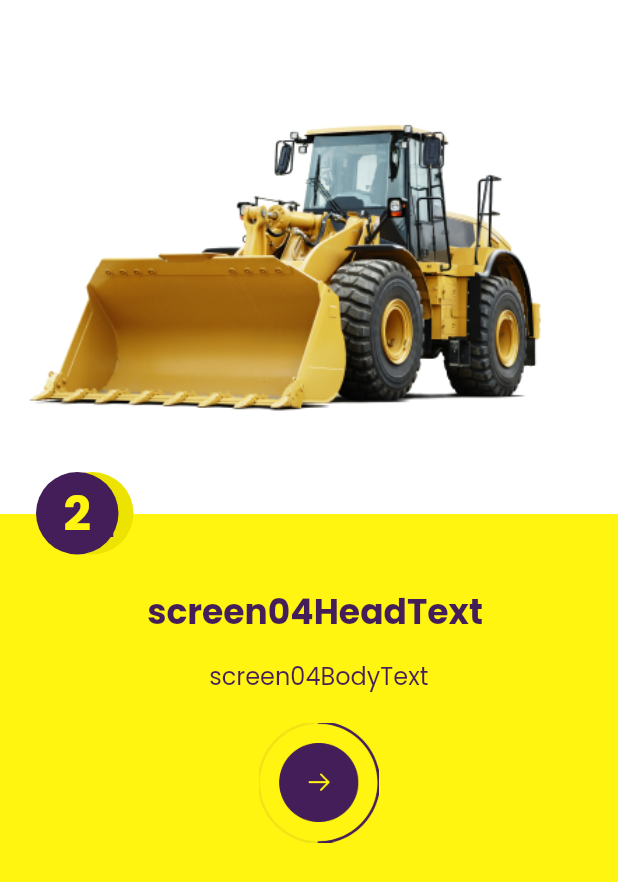
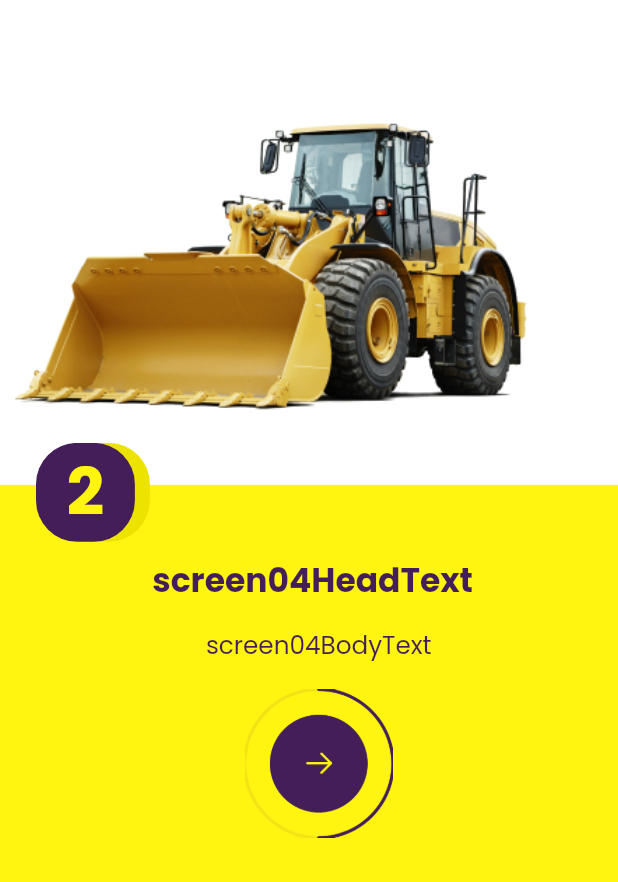
Before and after one commit to Daniel-TheProgrammer/sikatronic_equipment, a Flutter app: the FourthScreen screen opened directly, on a phone screen of 412 x 824 dp. Shown: the top 882 px of the screen. Run offline on Flutter 3.47's test engine with Material 2 defaults, Android fonts, the phone set to English and light mode, and no system bars; our stand-ins replace cloud_firestore, country_picker, device_preview, firebase_auth, firebase_core, flutter_screenutil and 4 more; missing offline and left inert: flutter_email_sender; accounts and stored records are empty.

Commit message:
third_second_respo_done

```diff
--- a/lib/screens/screen04/screen04.dart
+++ b/lib/screens/screen04/screen04.dart
@@ -5,6 +5,7 @@ import 'package:sikatronics_equipment/screens/Registration_screen/registration.d
 import 'package:sikatronics_equipment/utils/colors.dart';
 import 'package:sikatronics_equipment/utils/media_query.dart';
 import 'package:sikatronics_equipment/widget/translate_text.dart';
+import 'package:sizer/sizer.dart';
 
 import '../Screen05/screen05.dart';
 
@@ -17,7 +18,7 @@ class FourthScreen extends StatelessWidget {
     final width = MediaQueryContext.ofWidth(context);
     return Scaffold(
       body: Container(
-        padding: const EdgeInsets.fromLTRB(0, 5, 0, 0),
+        padding: EdgeInsets.fromLTRB(0, 0.5.h, 0, 0),
         width: double.infinity,
         decoration: const BoxDecoration(
           color: Color(0xffffffff),
@@ -26,23 +27,25 @@ class FourthScreen extends StatelessWidget {
           crossAxisAlignment: CrossAxisAlignment.center,
           children: [
             Container(
-              margin: const EdgeInsets.fromLTRB(18, 0, 34, 35),
+              margin: EdgeInsets.fromLTRB(1.h, 0, 3.h, 2.h), //(18, 0, 34, 35)
               width: double.infinity,
-              height: Get.height / 3,
+              height: height.height / 3, //Get.height / 3
               child: Stack(
                 children: [
                   Positioned(
                     left: 0,
                     top: 0,
                     child: Align(
+
                       child: SizedBox(
-                        width: Get.width / 1.2,
-                        height: Get.height / 2.4,
+                        width: width.width / 1.2, // Get.width / 1.2
+                        height: height.height / 2.4, // Get.height / 2.4
                         child: Image.asset(
                           'assets/imgs/engine003.png',
                           fit: BoxFit.contain,
                         ),
                       ),
+
                     ),
                   ),
                 ],
@@ -56,8 +59,8 @@ class FourthScreen extends StatelessWidget {
                     top: 28,
                     child: Align(
                       child: SizedBox(
-                        width: Get.width,
-                        height: Get.height,
+                        width: width.width, // Get.width
+                        height: height.height, //Get.height
                         child: Container(
                           decoration: const BoxDecoration(
                             color: AppColor.primaryColor500,
@@ -70,19 +73,19 @@ class FourthScreen extends StatelessWidget {
                     left: 34,
                     top: 0,
                     child: Container(
-                      width: 55,
-                      height: 55,
+                      width: 8.h, //55
+                      height: 8.h, //55
                       decoration: BoxDecoration(
                         color: const Color(0xffece300),
                         borderRadius: BorderRadius.circular(27.5),
                       ),
                       child: Center(
                         child: Padding(
-                          padding: const EdgeInsets.all(8.0),
+                          padding: EdgeInsets.all(8.h),
                           child: Text(
                             '01',
                             style: GoogleFonts.poppins(
-                              fontSize: 32,
+                              fontSize: 32.sp,
                               fontWeight: FontWeight.w700,
                               height: 1.5,
                               color: AppColor.accentColor400,
@@ -96,13 +99,14 @@ class FourthScreen extends StatelessWidget {
                     left: 20,
                     top: 51,
                     child: SizedBox(
-                      width: Get.width / 1.07,
-                      height: Get.height / 1.5,
+                      width: width.width / 1.07, // Get.width / 1.07
+                      height: height.height / 1.5, // Get.height / 1.5
                       child: Column(
                         crossAxisAlignment: CrossAxisAlignment.center,
+                        mainAxisAlignment: MainAxisAlignment.start,
                         children: [
                           Container(
-                            margin: const EdgeInsets.fromLTRB(0, 25, 5, 5),
+                            margin:  EdgeInsets.fromLTRB(0, 3.h, 1.h, 0.7.h), //(0,25,5,5)
                             // child: Text(
                             //   'Find Machines, Machineries, Vehicles, Raw Material and Maintenance of your business',
                             //   style: GoogleFonts.poppins(
@@ -114,16 +118,18 @@ class FourthScreen extends StatelessWidget {
                             // ),
                             child: textTranslator(
                               text: 'screen04HeadText',
-                              fontSize: 23,
+                              fontSize: 16.sp, //23
                               fontWeight: FontWeight.w700,
                               height: 1.5,
                               color: AppColor.accentColor400,
                             ),
                           ),
+                          SizedBox(height: height.height * 0.001,),
+
                           Container(
                             //margin: const EdgeInsets.fromLTRB(0, 0, 0, 15),
                             child: Padding(
-                              padding: const EdgeInsets.all(8.0),
+                              padding: EdgeInsets.fromLTRB(1.h, 0.8.h, 1.h, 0), //EdgeInsets.all(8.0)
                               // child: Text(
                               //   'Contact Sikatronics Equipment support team and provide details of the Machine, Equipment, Raw material or Machinery you need for your business. ',
                               //   style: GoogleFonts.poppins(
@@ -135,13 +141,14 @@ class FourthScreen extends StatelessWidget {
                               // ),
                               child: textTranslator(
                                 text: 'screen04BodyText',
-                                fontSize: 16,
+                                fontSize: 12.sp, //16
                                 fontWeight: FontWeight.w400,
                                 height: 1.5950000286,
                                 color: AppColor.accentColor400,
-                              ),
+                              )
                             ),
-                          ),SizedBox(height: 10,),
+                          ),
+                          SizedBox(height: height.height * 0.02,),
                           Row(
                             mainAxisAlignment: MainAxisAlignment.center,
                             children: [
@@ -149,12 +156,15 @@ class FourthScreen extends StatelessWidget {
                                 onTap: () => Get.to(() => FifthScreen()),
                                 child: Container(
                                   margin: const EdgeInsets.fromLTRB(0, 0, 0, 0),
-                                  width: 80,
-                                  height: 80,
-                                  child: Image.asset(
-                                    'assets/imgs/progress_button_50.png',
-                                    width: 80,
-                                    height: 80,
+                                  width: 12.h, //80
+                                  height: 12.h, //80
+                                  child: AspectRatio(
+                                    aspectRatio:  1 / 1,
+                                    child: Image.asset(
+                                      'assets/imgs/progress_button_50.png',
+                                      // width: 80,
+                                      // height: 80,
+                                    ),
                                   ),
                                 ),
                               ),
@@ -188,8 +198,8 @@ class FourthScreen extends StatelessWidget {
                     left: 24,
                     top: 0,
                     child: Container(
-                      width: 55,
-                      height: 55,
+                      width: 8.h, //55
+                      height: 8.h, //55
                       decoration: BoxDecoration(
                         color: const Color(0xff441e59),
                         borderRadius: BorderRadius.circular(27.5),
@@ -198,7 +208,7 @@ class FourthScreen extends StatelessWidget {
                         child: Text(
                           '2',
                           style: GoogleFonts.poppins(
-                            fontSize: 32,
+                            fontSize: 32.sp, //32
                             fontWeight: FontWeight.w700,
                             height: 1.5,
                             letterSpacing: 2.4,
```
